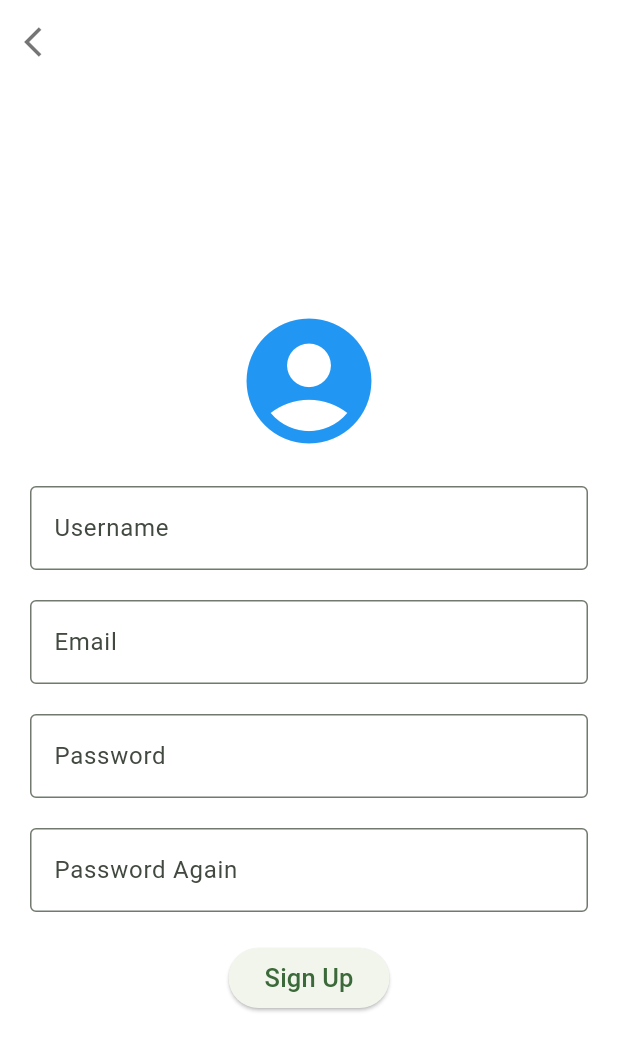
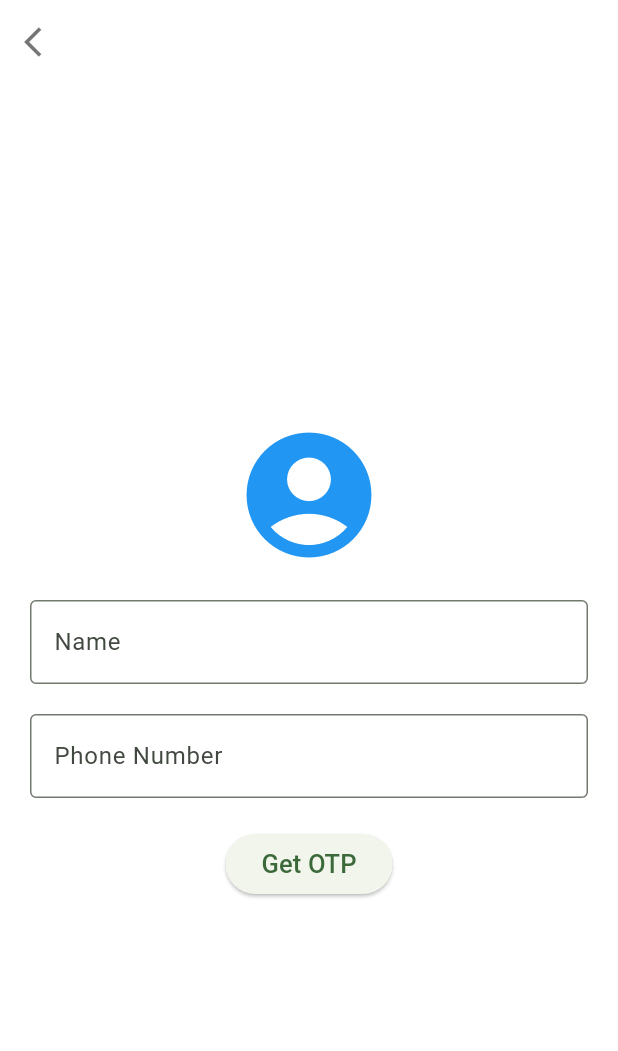
Before and after one commit to smriti2805/seed, a Flutter app: the SignUpScreen screen opened directly, on a phone screen of 412 x 824 dp. Shown: the top 1051 px of the screen. Run offline on Flutter 3.47's test engine with Material 3 defaults, Android fonts, the phone set to English and light mode, and no system bars; our stand-ins replace firebase_auth, firebase_core, image_picker, shared_preferences; accounts and stored records are empty; network calls fail.

Commit message:
phoneNumberAuth

```diff
--- a/lib/screens/identifier_screen.dart
+++ b/lib/screens/identifier_screen.dart
@@ -2,7 +2,7 @@ import 'dart:io';
 import 'package:flutter/material.dart';
 import 'package:image_picker/image_picker.dart';
 import 'package:provider/provider.dart';
-import 'package:seed/screens/result.dart';
+import 'package:seed/screens/result_screen.dart';
 import 'package:seed/theme/theme_provider.dart';
 
 class IdentificationScreen extends StatelessWidget {
--- a/lib/screens/signin_screen.dart
+++ b/lib/screens/signin_screen.dart
@@ -14,9 +14,9 @@ class SignInScreen extends StatefulWidget {
 }
 
 class _SignInScreenState extends State<SignInScreen> {
-  final TextEditingController usernameController = TextEditingController();
-  final TextEditingController emailController = TextEditingController();
-  final TextEditingController passwordController = TextEditingController();
+  // final TextEditingController nameController = TextEditingController();
+  final TextEditingController phoneController = TextEditingController();
+  // final TextEditingController passwordController = TextEditingController();
 
   @override
   Widget build(BuildContext context) {
@@ -43,39 +43,39 @@ class _SignInScreenState extends State<SignInScreen> {
             mainAxisAlignment: MainAxisAlignment.center,
             children: [
               Icon(Icons.account_circle, size: 100, color: Colors.blue),
+              // SizedBox(height: 20),
+              // TextField(
+              //   controller: nameController,
+              //   decoration: InputDecoration(
+              //     labelText: 'Name',
+              //     border: OutlineInputBorder(),
+              //   ),
+              // ),
               SizedBox(height: 20),
               TextField(
-                controller: usernameController,
+                controller: phoneController,
                 decoration: InputDecoration(
-                  labelText: 'Username',
+                  labelText: 'Phone Number',
                   border: OutlineInputBorder(),
                 ),
+                keyboardType: TextInputType.phone,
               ),
               SizedBox(height: 20),
-              TextField(
-                controller: emailController,
-                decoration: InputDecoration(
-                  labelText: 'Email',
-                  border: OutlineInputBorder(),
-                ),
-                keyboardType: TextInputType.emailAddress,
-              ),
-              SizedBox(height: 20),
-              TextField(
-                controller: passwordController,
-                decoration: InputDecoration(
-                  labelText: 'Password',
-                  border: OutlineInputBorder(),
-                ),
-                obscureText: true,
-              ),
+              // TextField(
+              //   controller: passwordController,
+              //   decoration: InputDecoration(
+              //     labelText: 'Password',
+              //     border: OutlineInputBorder(),
+              //   ),
+              //   obscureText: true,
+              // ),
               SizedBox(height: 20),
               ElevatedButton(
                 onPressed: () {
                   Provider.of<AuthProvider>(context, listen: false).login();
                   Navigator.pop(context);
                 },
-                child: Text('Sign In'),
+                child: Text('Get OTP'),
               ),
             ],
           ),
--- a/lib/screens/signup_screen.dart
+++ b/lib/screens/signup_screen.dart
@@ -1,19 +1,22 @@
+import 'package:firebase_auth/firebase_auth.dart';
 import 'package:flutter/material.dart';
 import 'package:provider/provider.dart';
 import 'package:seed/providers/auth_provider.dart';
 
+import 'otp_screen.dart';
+
 class SignUpScreen extends StatefulWidget {
   const SignUpScreen({super.key});
-
 
   @override
   _SignUpScreenState createState() => _SignUpScreenState();
 }
 
 class _SignUpScreenState extends State<SignUpScreen> {
-  final TextEditingController usernameController = TextEditingController();
-  final TextEditingController emailController = TextEditingController();
-  final TextEditingController passwordController = TextEditingController();
+  final TextEditingController nameController = TextEditingController();
+  final TextEditingController phoneController = TextEditingController();
+
+  // final TextEditingController passwordController = TextEditingController();
 
   @override
   Widget build(BuildContext context) {
@@ -42,46 +45,63 @@ class _SignUpScreenState extends State<SignUpScreen> {
               Icon(Icons.account_circle, size: 100, color: Colors.blue),
               SizedBox(height: 20),
               TextField(
-                controller: usernameController,
+                controller: nameController,
                 decoration: InputDecoration(
-                  labelText: 'Username',
+                  labelText: 'Name',
                   border: OutlineInputBorder(),
                 ),
               ),
               SizedBox(height: 20),
               TextField(
-                controller: emailController,
+                controller: phoneController,
                 decoration: InputDecoration(
-                  labelText: 'Email',
+                  labelText: 'Phone Number',
                   border: OutlineInputBorder(),
                 ),
-                keyboardType: TextInputType.emailAddress,
+                keyboardType: TextInputType.phone,
               ),
-              SizedBox(height: 20),
-              TextField(
-                controller: passwordController,
-                decoration: InputDecoration(
-                  labelText: 'Password',
-                  border: OutlineInputBorder(),
-                ),
-                obscureText: true,
-              ),
-              SizedBox(height: 20),
-              TextField(
-                controller: passwordController,
-                decoration: InputDecoration(
-                  labelText: 'Password Again',
-                  border: OutlineInputBorder(),
-                ),
-                obscureText: true,
-              ),
+              // SizedBox(height: 20),
+              // TextField(
+              //   controller: passwordController,
+              //   decoration: InputDecoration(
+              //     labelText: 'Password',
+              //     border: OutlineInputBorder(),
+              //   ),
+              //   obscureText: true,
+              // ),
+              // SizedBox(height: 20),
+              // TextField(
+              //   controller: passwordController,
+              //   decoration: InputDecoration(
+              //     labelText: 'Password Again',
+              //     border: OutlineInputBorder(),
+              //   ),
+              //   obscureText: true,
+              // ),
               SizedBox(height: 20),
               ElevatedButton(
-                onPressed: () {
-                  Provider.of<AuthProvider>(context, listen: false).login();
-                  Navigator.pop(context);
+                onPressed: () async {
+                  // Provider.of<AuthProvider>(context, listen: false).login();
+                  // Navigator.pop(context);
+                  await FirebaseAuth.instance.verifyPhoneNumber(
+                    verificationCompleted: (PhoneAuthCredential credentials) {},
+                    verificationFailed: (FirebaseAuthException ex) {},
+                    codeSent: (String verificationId, int? resentToken) {
+                      Navigator.push(
+                          context,
+                          MaterialPageRoute(
+                              builder: (context) => OTPScreen(
+                                    verificationId: verificationId,
+                                  )));
+                    },
+                    codeAutoRetrievalTimeout: (String verificationId) {},
+                    phoneNumber: phoneController.text.toString(),
+                  );
                 },
-                child: Text('Sign Up', style: TextStyle(fontSize: 17),),
+                child: Text(
+                  'Get OTP',
+                  style: TextStyle(fontSize: 17),
+                ),
               ),
             ],
           ),
--- a/pubspec.yaml
+++ b/pubspec.yaml
@@ -38,6 +38,7 @@ dependencies:
   http: ^1.3.0
   path: any
   firebase_core: ^3.13.0
+  firebase_auth: ^5.5.2
 
 dev_dependencies:
   flutter_lints: ^5.0.0
```
Also changed, not shown: lib/screens/otp_screen.dart (added, +59 -0 lines), lib/screens/result_screen.dart (renamed from lib/screens/result.dart), pubspec.lock, 5 other files.
